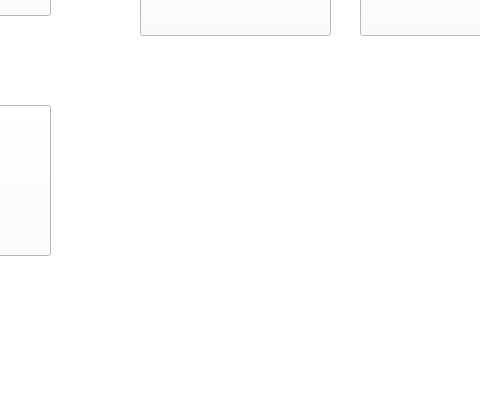
First picture: the form in mainwindow.ui, repository soumaya-nheri/Smart-Restaurant-2A25, before the edit; both pictures show x 240 to 720 and y 262 to 659 of the 1111 by 659 pixel window.
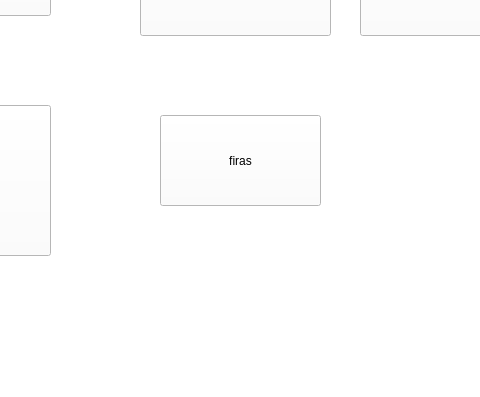
Second picture: the form after the edit.

Commit message: intégration firas

What changed in the file:
```diff
--- a/mainwindow.ui
+++ b/mainwindow.ui
@@ -75,6 +75,19 @@
      <string>Malek</string>
     </property>
    </widget>
+   <widget class="QPushButton" name="pushButton_4">
+    <property name="geometry">
+     <rect>
+      <x>400</x>
+      <y>360</y>
+      <width>161</width>
+      <height>91</height>
+     </rect>
+    </property>
+    <property name="text">
+     <string>firas</string>
+    </property>
+   </widget>
   </widget>
   <widget class="QMenuBar" name="menuBar">
    <property name="geometry">
```
Left out of the diff: 2 changed lines with no effect on the pictures. The commit also changes 16 other files.
